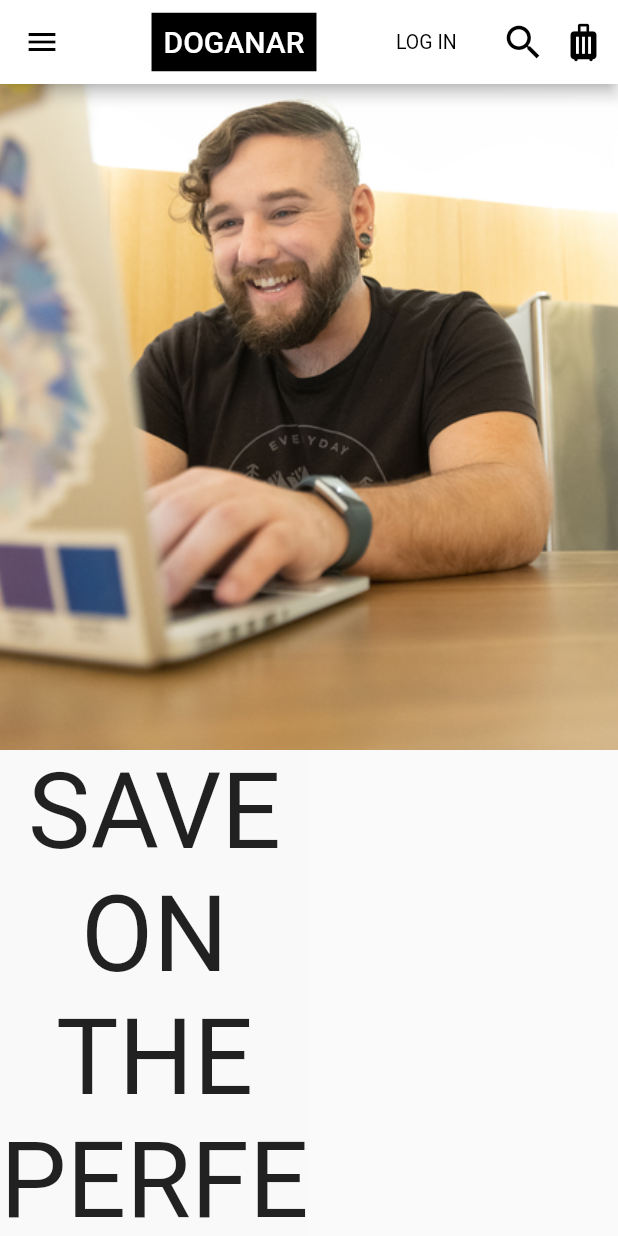
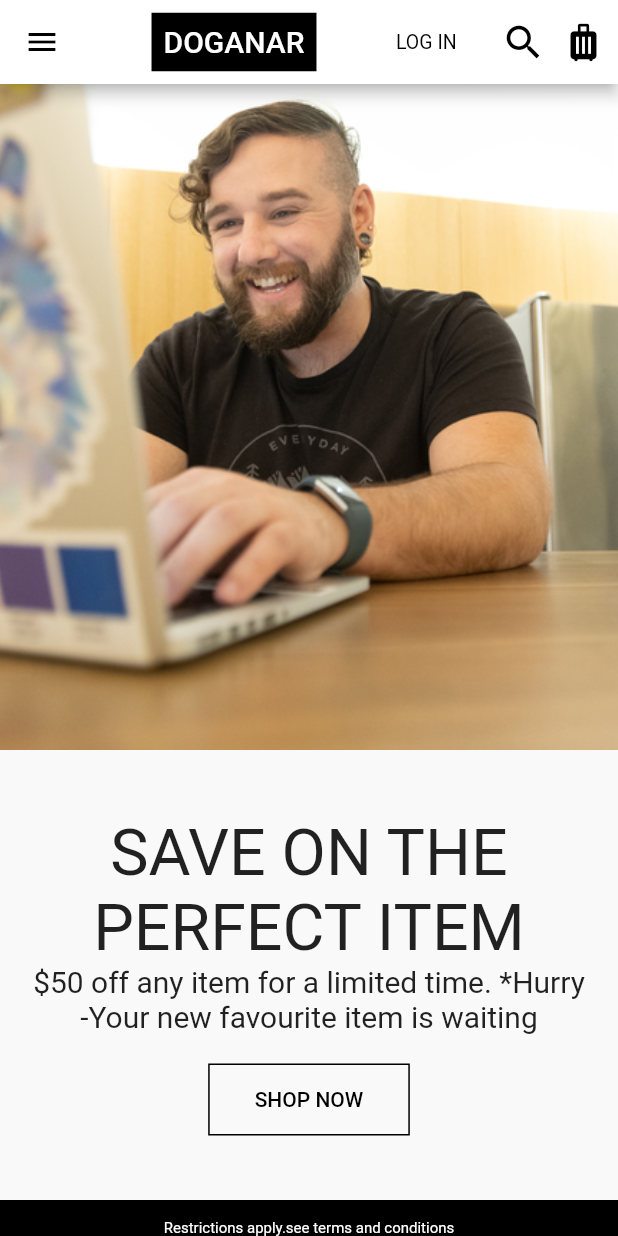
Before and after one commit to Akaiso/dosganar-e_commerce, a Flutter app: the screen it shows after launch, scrolled down 112 dp, on a phone screen of 412 x 824 dp. Run offline on Flutter 3.47's test engine with Material 2 defaults, Android fonts, the light colour scheme and no system bars; drawn by our look-alikes of auto_size_text; our stand-ins replace carousel_slider, google_fonts.

Commit message:
auto_size_text package and ui update

```diff
--- a/lib/view/HomePage.dart
+++ b/lib/view/HomePage.dart
@@ -1,11 +1,11 @@
+import 'package:auto_size_text/auto_size_text.dart';
 import 'package:carousel_slider/carousel_slider.dart';
 import 'package:flutter/material.dart';
-import 'package:flutter_animate/flutter_animate.dart';
 import 'package:google_fonts/google_fonts.dart';
 import '../utilities.dart';
 
 class HomePage extends StatefulWidget {
-  HomePage({Key? key}) : super(key: key);
+  const HomePage({Key? key}) : super(key: key);
 
   @override
   State<HomePage> createState() => _HomePageState();
@@ -44,22 +44,22 @@ class _HomePageState extends State<HomePage> with TickerProviderStateMixin {
   void initState() {
     super.initState();
     _controller = AnimationController(
-      duration: Duration(milliseconds: 275),
+      duration: const Duration(milliseconds: 275),
       vsync: this,
     );
 
     _controller2 = AnimationController(
-      duration: Duration(milliseconds: 275),
+      duration: const Duration(milliseconds: 275),
       vsync: this,
     );
 
     _controller3 = AnimationController(
-      duration: Duration(milliseconds: 275),
+      duration: const Duration(milliseconds: 275),
       vsync: this,
     );
 
     _controller4 = AnimationController(
-      duration: Duration(milliseconds: 275),
+      duration: const Duration(milliseconds: 275),
       vsync: this,
     );
 
@@ -193,7 +193,7 @@ class _HomePageState extends State<HomePage> with TickerProviderStateMixin {
                 ],
                 bottom: AppBar(
                   leading: MediaQuery.of(context).size.width < 1150
-                      ? Icon(
+                      ? const Icon(
                           Icons.menu,
                           color: Colors.black,
                         )
@@ -201,8 +201,7 @@ class _HomePageState extends State<HomePage> with TickerProviderStateMixin {
                   centerTitle: true,
                   elevation: 0,
                   backgroundColor: Colors.white,
-                  title: Container(
-                    child: Row(
+                  title: Row(
                     mainAxisAlignment: MainAxisAlignment.center,
                     children: [
                       MediaQuery.of(context).size.width < 1150
@@ -325,7 +324,6 @@ class _HomePageState extends State<HomePage> with TickerProviderStateMixin {
                             ),
                     ],
                   ),
-                  ),
                   actions: [
                     Padding(
                       padding: const EdgeInsets.all(8.0),
@@ -380,11 +378,12 @@ class _HomePageState extends State<HomePage> with TickerProviderStateMixin {
             ],
             body: SingleChildScrollView(
               child: Column(
-                crossAxisAlignment: CrossAxisAlignment.center,
+                // crossAxisAlignment: CrossAxisAlignment.center,
                 children: [
                   SizedBox(
                     width: MediaQuery.of(context).size.width,
                     child: Wrap(
+                      direction: Axis.horizontal,
                       children: [
                         Container(
                           height: 500,
@@ -398,20 +397,28 @@ class _HomePageState extends State<HomePage> with TickerProviderStateMixin {
                           ),
                         ),
                         Container(
-                          height: 500,
-                          width: MediaQuery.of(context).size.width < 100
+                          height: MediaQuery.of(context).size.width < 1000
+                              ? 300
+                              : 500,
+                          width: MediaQuery.of(context).size.width < 1000
                               ? MediaQuery.of(context).size.width
                               : MediaQuery.of(context).size.width * 0.5,
-                          color: const Color(0xff7f1eb),
+                          color: const Color(0x0ff7f1eb),
+                          child: Padding(
+                            padding: const EdgeInsets.all(10.0),
                             child: Column(
-                              mainAxisAlignment: MainAxisAlignment.spaceEvenly,
-                              crossAxisAlignment: CrossAxisAlignment.center,
+                                mainAxisAlignment: MainAxisAlignment.center,
                                 children: [
-                                const Text('SAVE ON THE PERFECT ITEM',
+                                  const SizedBox(
+                                    width: 300,
+                                    height: 100,
+                                    child:
+                                        AutoSizeText('SAVE ON THE PERFECT ITEM',
                                             style: TextStyle(
                                               fontSize: 70,
                                             ),
                                             textAlign: TextAlign.center),
+                                  ),
                                   const Text(
                                       '\$50 off any item for a limited time. *Hurry \n'
                                       '-Your new favourite item is waiting',
@@ -419,6 +426,7 @@ class _HomePageState extends State<HomePage> with TickerProviderStateMixin {
                                         fontSize: 20,
                                       ),
                                       textAlign: TextAlign.center),
+                                  const SizedBox(height: 20),
                                   MouseRegion(
                                     onHover: (_) {
                                       setState(() {
@@ -451,6 +459,7 @@ class _HomePageState extends State<HomePage> with TickerProviderStateMixin {
                                     ),
                                   )
                                 ]),
+                          ),
                         )
                       ],
                     ),
@@ -542,7 +551,6 @@ class _HomePageState extends State<HomePage> with TickerProviderStateMixin {
                             ),
                           ),
                         ),
-
                       ),
                       MouseRegion(
                         onEnter: (value) {
--- a/pubspec.yaml
+++ b/pubspec.yaml
@@ -39,6 +39,7 @@ dependencies:
   carousel_slider: ^4.2.1
   google_fonts: ^4.0.4
   flutter_animate: ^4.4.1
+  auto_size_text: ^3.0.0
 
 dev_dependencies:
   flutter_test:
```
Also changed, not shown: pubspec.lock. Lines whose indentation alone changed are shown as unchanged.
